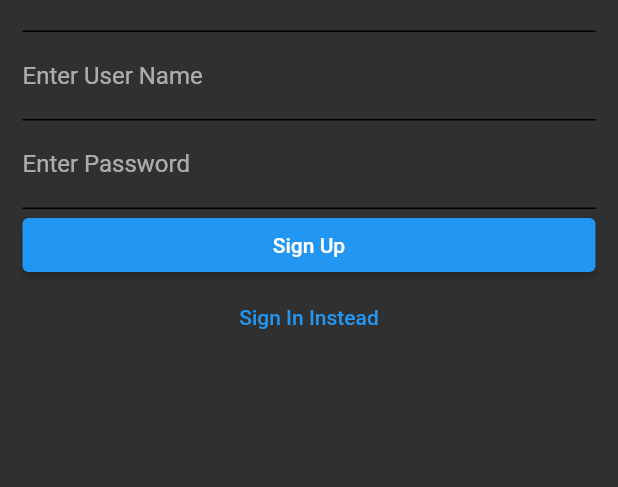
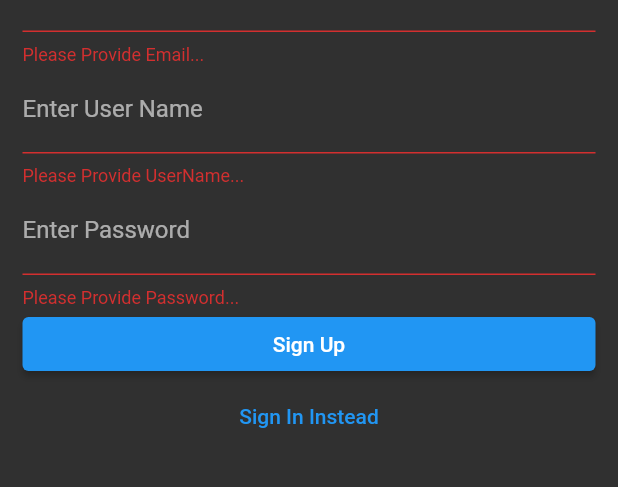
Before and after one commit to davidonuche/social_media_app, a Flutter app: the SignUpScreen screen opened by its route, after a tap on "Sign Up", on a phone screen of 412 x 824 dp, the part 79-566 px from its top. Run offline on Flutter 3.47's test engine with Material 2 defaults, Android fonts, the phone set to English and light mode, and no system bars; our stand-ins replace bloc, equatable, firebase_auth, firebase_core, flutter_bloc; accounts and stored records are empty.

Commit message:
identification auth

```diff
--- /dev/null
+++ b/lib/bloc/auth_cubit.dart
@@ -0,0 +1,59 @@
+import 'package:bloc/bloc.dart';
+import 'package:equatable/equatable.dart';
+import 'package:firebase_auth/firebase_auth.dart';
+part 'auth_state.dart';
+
+class AuthCubit extends Cubit<AuthState> {
+  AuthCubit() : super(AuthInitial());
+  Future<void> signInWithEmail({
+    required String email,
+    required String password,
+  }) async {
+    emit(AuthLoading());
+    // ...logic
+    try {
+      UserCredential usercredential =
+          await FirebaseAuth.instance.signInWithEmailAndPassword(
+        email: email,
+        password: password,
+      );
+
+      // if success emit AuthSignedIn()
+      emit(AuthSignedIn());
+    } on FirebaseAuthException catch (e) {
+      if (e.code == 'user-not-found') {
+        emit(AuthError('User not found. '));
+      } else if (e.code == 'wrong-password') {
+        emit(AuthError('Wrong password.'));
+      }
+    }
+  }
+
+  Future<void> signUpWithEmail({
+    required String email,
+    required String username,
+    required String password,
+  }) async {
+    emit(AuthLoading());
+    // ...logic
+    try {
+      UserCredential userCredential =
+          await FirebaseAuth.instance.createUserWithEmailAndPassword(
+        email: email,
+        password: password,
+      );
+      userCredential.user!.updateDisplayName(username);
+      //TODO:- Write our user to cloud firestore.
+      // if success emit AuthSignedUp()
+      emit(AuthSignedUp());
+    } on FirebaseAuthException catch (e) {
+      if (e.code == 'weak-password') {
+        emit(AuthError("The password provided is too weak."));
+      } else if (e.code == 'email-already-in-use') {
+        emit(AuthError("The email is already in use."));
+      }
+    } catch (e) {
+      emit(AuthError("An error has occured..."));
+    }
+  }
+}
--- /dev/null
+++ b/lib/bloc/auth_state.dart
@@ -0,0 +1,31 @@
+part of 'auth_cubit.dart';
+
+abstract class AuthState extends Equatable {
+  AuthState();
+
+  @override
+  List<Object> get props => [];
+}
+
+class AuthInitial extends AuthState {
+  AuthInitial();
+}
+
+class AuthLoading extends AuthState {
+  AuthLoading();
+}
+
+class AuthSignedUp extends AuthState {
+  AuthSignedUp();
+}
+
+class AuthSignedIn extends AuthState {
+  AuthSignedIn();
+}
+
+class AuthError extends AuthState {
+  final String message;
+  AuthError(this.message);
+    @override
+  List<Object> get props => [message];
+}
--- a/lib/screens/sign_up_screen.dart
+++ b/lib/screens/sign_up_screen.dart
@@ -1,4 +1,9 @@
 import 'package:flutter/material.dart';
+import 'package:flutter_bloc/flutter_bloc.dart';
+import 'package:social_media_app/screens/post_screen.dart';
+import 'package:social_media_app/screens/sign_in_screen.dart';
+
+import '../bloc/auth_cubit.dart';
 
 class SignUpScreen extends StatefulWidget {
   static String routeName = "/sign_up_screen";
@@ -22,8 +27,11 @@ class _SignUpScreenState extends State<SignUpScreen> {
       return;
     }
     _formKey.currentState!.save();
-    // TODO:- Sign Up with email and password.
-    // TODO:- Send email to verify.
+    context.read<AuthCubit>().signUpWithEmail(
+          email: _email,
+          password: _password,
+          username: _username,
+        );
   }
 
   @override
@@ -46,7 +54,28 @@ class _SignUpScreenState extends State<SignUpScreen> {
       body: SafeArea(
         child: Form(
           key: _formKey,
-          child: ListView(
+          child: BlocConsumer<AuthCubit, AuthState>(
+            listener: (prevState, currentState) {
+              if (currentState is AuthSignedUp) {
+                Navigator.of(context).pushNamed(PostScreen.routeName);
+              }
+              if (currentState is AuthError) {
+                ScaffoldMessenger.of(context).showSnackBar(
+                  SnackBar(
+                    content: Text(currentState.message),
+                    duration: Duration(seconds: 2),
+                    backgroundColor: Colors.red,
+                  ),
+                );
+              }
+            },
+            builder: (context, state) {
+              if (state is AuthLoading) {
+                return Center(
+                  child: CircularProgressIndicator(),
+                );
+              }
+              return ListView(
                 physics: ClampingScrollPhysics(),
                 padding: EdgeInsets.all(15),
                 children: [
@@ -128,15 +157,17 @@ class _SignUpScreenState extends State<SignUpScreen> {
                   ),
                   ElevatedButton(
                       onPressed: () {
-                    // TODO:- Sign Up.
+                        _submit();
                       },
                       child: Text("Sign Up")),
                   TextButton(
-                  onPressed: () {
-                    // TODO:- Go to sign in screen.
+                    onPressed: () =>
+                        Navigator.of(context).pushNamed(SignInScreen.routeName),
+                    child: Text("Sign In Instead"),
+                  ),
+                ],
+              );
             },
-                  child: Text("Sign In Instead")),
-            ],
           ),
         ),
       ),
--- a/pubspec.yaml
+++ b/pubspec.yaml
@@ -37,6 +37,9 @@ dependencies:
   cupertino_icons: ^1.0.2
   firebase_core: ^2.10.0
   firebase_auth: ^4.4.2
+  bloc: ^8.1.1
+  flutter_bloc: ^8.1.2
+  equatable: ^2.0.5
 
 dev_dependencies:
   flutter_test:
```
Also changed, not shown: lib/main.dart (+6 -1 lines), lib/screens/sign_in_screen.dart (+32 -12 lines), pubspec.lock. Lines whose indentation alone changed are shown as unchanged.
